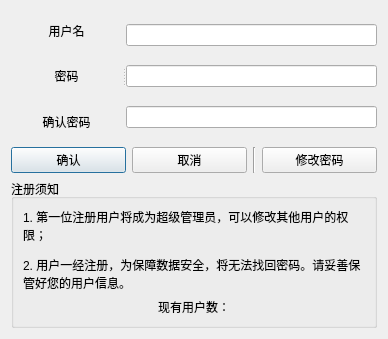
Qt form dialogreg.ui (Nativu5/CFMS) before a commit.
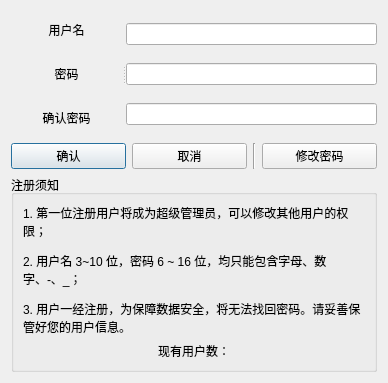
The same form after that commit.

Diff of the .ui file:
```diff
--- a/dialogreg.ui
+++ b/dialogreg.ui
@@ -10,7 +10,7 @@
     <x>0</x>
     <y>0</y>
     <width>388</width>
-    <height>339</height>
+    <height>383</height>
    </rect>
   </property>
   <property name="windowTitle">
@@ -153,7 +153,7 @@
          <enum>Qt::DefaultContextMenu</enum>
         </property>
         <property name="text">
-         <string>&lt;html&gt;&lt;head/&gt;&lt;body&gt;&lt;p&gt;1. 第一位注册用户将成为超级管理员，可以修改其他用户的权限；&lt;/p&gt;&lt;p&gt;2. 用户一经注册，为保障数据安全，将无法找回密码。请妥善保管好您的用户信息。&lt;/p&gt;&lt;/body&gt;&lt;/html&gt;</string>
+         <string>&lt;html&gt;&lt;head/&gt;&lt;body&gt;&lt;p&gt;1. 第一位注册用户将成为超级管理员，可以修改其他用户的权限；&lt;/p&gt;&lt;p&gt;2. 用户名 3~10 位，密码 6 ~ 16 位，均只能包含字母、数字、-、_；&lt;/p&gt;&lt;p&gt;3. 用户一经注册，为保障数据安全，将无法找回密码。请妥善保管好您的用户信息。&lt;/p&gt;&lt;/body&gt;&lt;/html&gt;</string>
         </property>
         <property name="scaledContents">
          <bool>false</bool>
```
